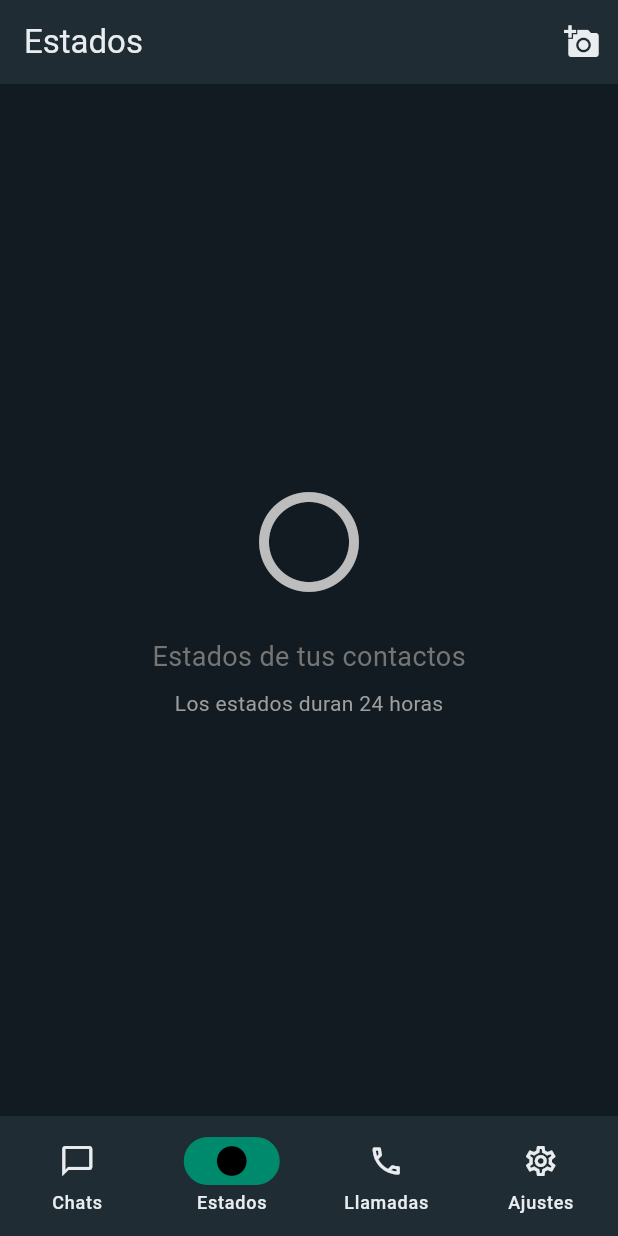
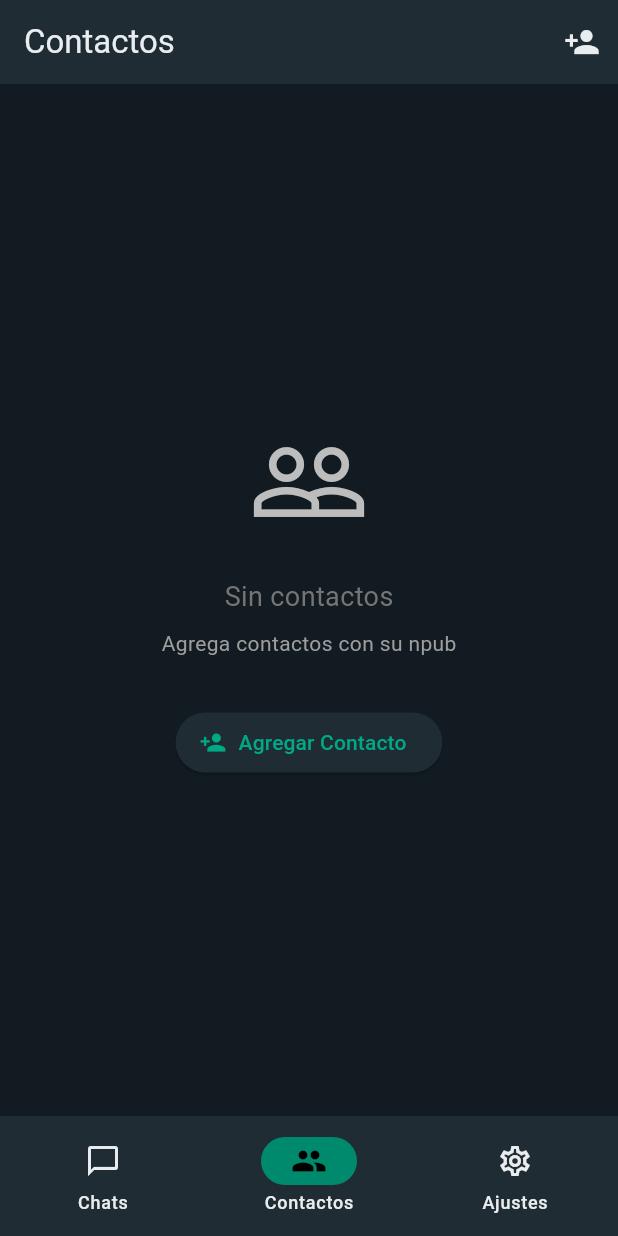
Before and after one commit to Alain314159/literate-palm-tree, a Flutter app: the MainScreen screen opened directly, item 2 of the bottom bar chosen, on a phone screen of 412 x 824 dp. Run offline on Flutter 3.47's test engine with Material 3 defaults, Android fonts, the phone set to English and light mode, and no system bars; our stand-ins replace connectivity_plus, flutter_image_compress, flutter_riverpod, hive, hive_flutter, permission_handler; accounts and stored records are empty.

Commit message:
Feature: Chats y Contactos funcionales + eliminar estados
Co-authored-by: Qwen-Coder <qwen-coder@alibabacloud.com>

```diff
--- a/lib/core/models/contact.dart
+++ b/lib/core/models/contact.dart
@@ -46,6 +46,9 @@ class Contact extends HiveObject {
   @HiveField(13)
   bool hasUnreadMention; // Si tiene mención no leída
 
+  @HiveField(14)
+  DateTime createdAt; // Fecha de creación
+
   Contact({
     required this.npub,
     this.customName,
@@ -61,6 +64,7 @@ class Contact extends HiveObject {
     this.isFavorite = false,
     this.lastMessagePreview,
     this.hasUnreadMention = false,
+    required this.createdAt,
   });
 
   Contact copyWith({
@@ -78,6 +82,7 @@ class Contact extends HiveObject {
     bool? isFavorite,
     String? lastMessagePreview,
     bool? hasUnreadMention,
+    DateTime? createdAt,
   }) {
     return Contact(
       npub: npub ?? this.npub,
@@ -94,6 +99,7 @@ class Contact extends HiveObject {
       isFavorite: isFavorite ?? this.isFavorite,
       lastMessagePreview: lastMessagePreview ?? this.lastMessagePreview,
       hasUnreadMention: hasUnreadMention ?? this.hasUnreadMention,
+      createdAt: createdAt ?? this.createdAt,
     );
   }
 
@@ -140,6 +146,9 @@ class Contact extends HiveObject {
       isFavorite: json['isFavorite'] as bool? ?? false,
       lastMessagePreview: json['lastMessagePreview'] as String?,
       hasUnreadMention: json['hasUnreadMention'] as bool? ?? false,
+      createdAt: json['createdAt'] != null
+          ? DateTime.parse(json['createdAt'] as String)
+          : DateTime.now(),
     );
   }
 }
--- /dev/null
+++ b/lib/features/contacts/presentation/screens/contacts_screen.dart
@@ -0,0 +1,142 @@
+import 'package:flutter/material.dart';
+import 'package:flutter_riverpod/flutter_riverpod.dart';
+import 'package:hive_flutter/hive_flutter.dart';
+import '../../../../core/services/app_state.dart';
+import '../../../../core/models/contact.dart';
+import '../../../../core/services/hive_service.dart';
+import '../../../chat/presentation/screens/chat_detail_screen.dart';
+import 'add_contact_dialog.dart';
+
+class ContactsScreen extends ConsumerStatefulWidget {
+  const ContactsScreen({super.key});
+
+  @override
+  ConsumerState<ContactsScreen> createState() => _ContactsScreenState();
+}
+
+class _ContactsScreenState extends ConsumerState<ContactsScreen> {
+  @override
+  Widget build(BuildContext context) {
+    return Scaffold(
+      appBar: AppBar(
+        title: const Text('Contactos'),
+        actions: [
+          IconButton(
+            icon: const Icon(Icons.person_add),
+            onPressed: () => _showAddContactDialog(),
+          ),
+        ],
+      ),
+      body: StreamBuilder(
+        stream: contactsBox.watch(),
+        builder: (context, snapshot) {
+          final contacts = contactsBox.values.toList();
+
+          if (contacts.isEmpty) {
+            return Center(
+              child: Column(
+                mainAxisAlignment: MainAxisAlignment.center,
+                children: [
+                  Icon(
+                    Icons.people_outline,
+                    size: 80,
+                    color: Colors.grey.shade400,
+                  ),
+                  const SizedBox(height: 24),
+                  Text(
+                    'Sin contactos',
+                    style: TextStyle(
+                      fontSize: 18,
+                      color: Colors.grey.shade600,
+                    ),
+                  ),
+                  const SizedBox(height: 8),
+                  Text(
+                    'Agrega contactos con su npub',
+                    style: TextStyle(
+                      fontSize: 14,
+                      color: Colors.grey.shade500,
+                    ),
+                  ),
+                  const SizedBox(height: 32),
+                  ElevatedButton.icon(
+                    onPressed: _showAddContactDialog,
+                    icon: const Icon(Icons.person_add),
+                    label: const Text('Agregar Contacto'),
+                  ),
+                ],
+              ),
+            );
+          }
+
+          return ListView.builder(
+            itemCount: contacts.length,
+            itemBuilder: (context, index) {
+              final contact = contacts[index];
+              return ListTile(
+                leading: CircleAvatar(
+                  backgroundColor: Theme.of(context).primaryColor,
+                  child: Text(
+                    contact.getDisplayName().substring(0, 2).toUpperCase(),
+                    style: const TextStyle(color: Colors.white),
+                  ),
+                ),
+                title: Text(contact.getDisplayName()),
+                subtitle: Text(contact.npub.substring(0, 12) + '...'),
+                trailing: PopupMenuButton<String>(
+                  onSelected: (value) {
+                    if (value == 'block') {
+                      _blockContact(contact);
+                    } else if (value == 'delete') {
+                      _deleteContact(contact);
+                    }
+                  },
+                  itemBuilder: (context) => [
+                    const PopupMenuItem(
+                      value: 'block',
+                      child: Text('Bloquear'),
+                    ),
+                    const PopupMenuItem(
+                      value: 'delete',
+                      child: Text('Eliminar'),
+                    ),
+                  ],
+                ),
+                onTap: () {
+                  // Navegar al chat
+                  Navigator.push(
+                    context,
+                    MaterialPageRoute(
+                      builder: (_) => ChatDetailScreen(npub: contact.npub),
+                    ),
+                  );
+                },
+              );
+            },
+          );
+        },
+      ),
+    );
+  }
+
+  void _showAddContactDialog() {
+    showDialog(
+      context: context,
+      builder: (_) => const AddContactDialog(),
+    );
+  }
+
+  void _blockContact(Contact contact) {
+    contactsBox.put(contact.npub, contact.copyWith(isBlocked: true));
+    ScaffoldMessenger.of(context).showSnackBar(
+      SnackBar(content: Text('${contact.getDisplayName()} bloqueado')),
+    );
+  }
+
+  void _deleteContact(Contact contact) {
+    contactsBox.delete(contact.npub);
+    ScaffoldMessenger.of(context).showSnackBar(
+      SnackBar(content: Text('${contact.getDisplayName()} eliminado')),
+    );
+  }
+}
--- a/lib/features/main_screen.dart
+++ b/lib/features/main_screen.dart
@@ -2,8 +2,7 @@ import 'package:flutter/material.dart';
 import 'package:flutter_riverpod/flutter_riverpod.dart';
 import '../../core/services/app_state.dart';
 import 'chat/presentation/screens/chats_screen.dart';
-import 'states/presentation/screens/states_screen.dart';
-import 'calls/presentation/screens/calls_screen.dart';
+import 'contacts/presentation/screens/contacts_screen.dart';
 import 'settings/presentation/screens/settings_screen.dart';
 
 class MainScreen extends ConsumerStatefulWidget {
@@ -18,8 +17,7 @@ class _MainScreenState extends ConsumerState<MainScreen> {
 
   final List<Widget> _screens = [
     const ChatsScreen(),
-    const StatesScreen(),
-    const CallsScreen(),
+    const ContactsScreen(),
     const SettingsScreen(),
   ];
 
@@ -47,14 +45,9 @@ class _MainScreenState extends ConsumerState<MainScreen> {
             label: 'Chats',
           ),
           NavigationDestination(
-            icon: Icon(Icons.circle_outlined),
-            selectedIcon: Icon(Icons.circle),
-            label: 'Estados',
-          ),
-          NavigationDestination(
-            icon: Icon(Icons.call_outlined),
-            selectedIcon: Icon(Icons.call),
-            label: 'Llamadas',
+            icon: Icon(Icons.people_outline),
+            selectedIcon: Icon(Icons.people),
+            label: 'Contactos',
           ),
           NavigationDestination(
             icon: Icon(Icons.settings_outlined),
```
Also changed, not shown: lib/features/chat/presentation/screens/chat_detail_screen.dart (added, +256 -0 lines), lib/features/chat/presentation/screens/chats_screen.dart (+98 -30 lines), lib/features/contacts/presentation/screens/add_contact_dialog.dart (added, +117 -0 lines), lib/core/models/contact.g.dart.
